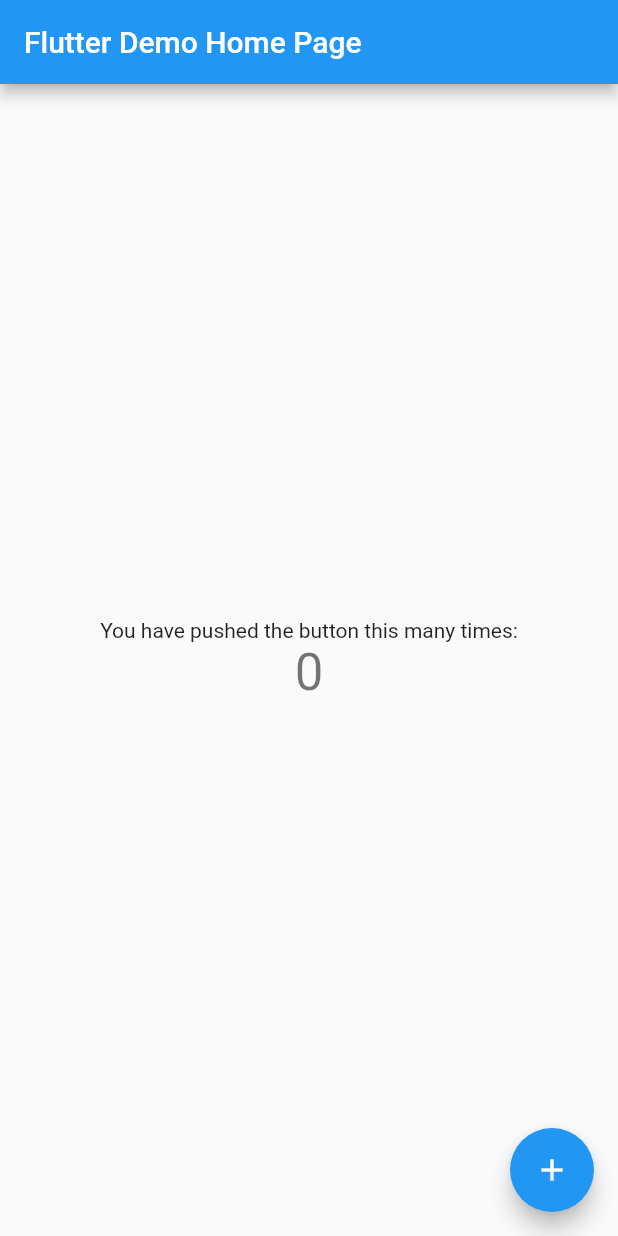
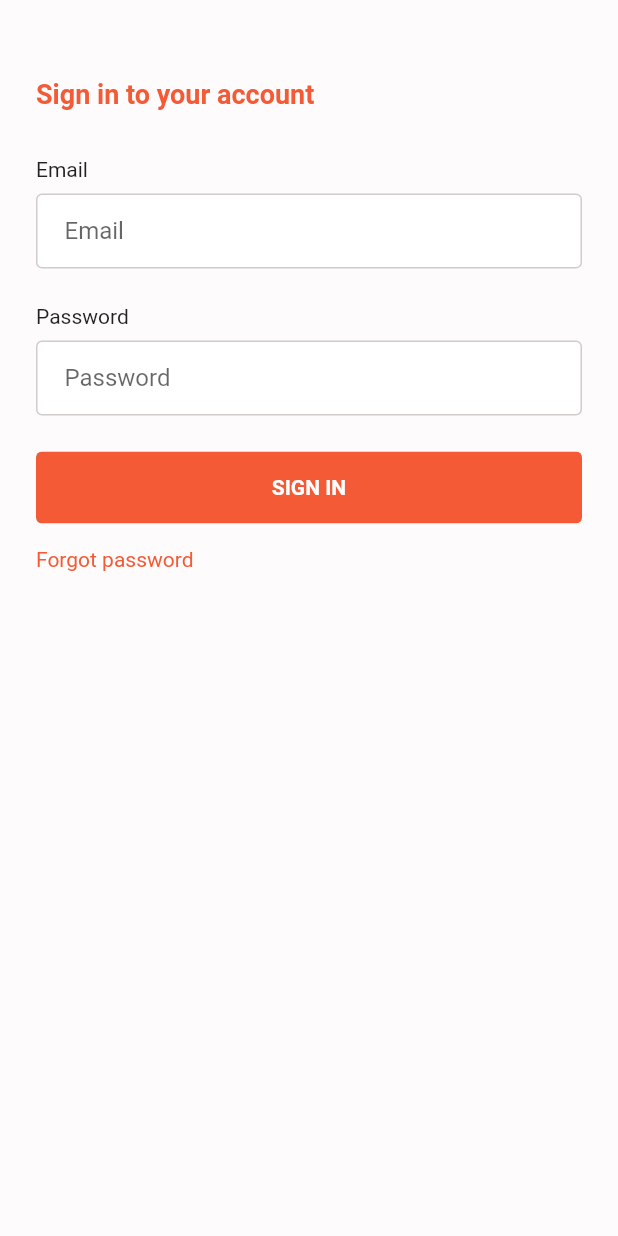
Before and after one commit to danheim/huntd-demo-flutter, a Flutter app: the screen it shows after launch, on a phone screen of 412 x 824 dp. Run offline on Flutter 3.47's test engine with Material 2 defaults, Android fonts, the phone set to English and light mode, and no system bars; our stand-ins replace flushbar, shared_preferences.

Commit message:
huntd demo login released

```diff
--- /dev/null
+++ b/lib/constants.dart
@@ -0,0 +1,10 @@
+import 'package:flutter/material.dart';
+
+const colorCitrus = Color(0xFFF35A35);
+const colorBackground = Color(0xFFFDFBFB);
+const colorGray = Color(0xFF726E6C);
+const colorDarkGray = Color(0xFF726E6C);
+const colorLightGray = Color(0xFFD1CCC9);
+
+const kPrimaryColor = Color(0xFF6F35A5);
+const kPrimaryLightColor = Color(0xFFF1E6FF);
--- a/lib/main.dart
+++ b/lib/main.dart
@@ -1,114 +1,44 @@
 import 'package:flutter/material.dart';
+import 'package:flutter_huntd_demo/constants.dart';
+import 'package:flutter_huntd_demo/providers/auth_provider.dart';
+import 'package:flutter_huntd_demo/providers/user_provider.dart';
+import 'package:flutter_huntd_demo/screens/Home/home_screen.dart';
+import 'package:flutter_huntd_demo/screens/Login/login_screen.dart';
+import 'package:flutter_huntd_demo/services/user_service.dart';
+import 'package:provider/provider.dart';
 
-void main() => runApp(MyApp());
+void main() => runApp(HuntdApp());
 
-class MyApp extends StatelessWidget {
+class HuntdApp extends StatelessWidget {
   @override
   Widget build(BuildContext context) {
-    return MaterialApp(
-      title: 'Flutter Demo',
-      theme: ThemeData(
-        // This is the theme of your application.
-        //
-        // Try running your application with "flutter run". You'll see the
-        // application has a blue toolbar. Then, without quitting the app, try
-        // changing the primarySwatch below to Colors.green and then invoke
-        // "hot reload" (press "r" in the console where you ran "flutter run",
-        // or simply save your changes to "hot reload" in a Flutter IDE).
-        // Notice that the counter didn't reset back to zero; the application
-        // is not restarted.
-        primarySwatch: Colors.blue,
-        // This makes the visual density adapt to the platform that you run
-        // the app on. For desktop platforms, the controls will be smaller and
-        // closer together (more dense) than on mobile platforms.
-        visualDensity: VisualDensity.adaptivePlatformDensity,
+    return MultiProvider(
+      providers: [
+        ChangeNotifierProvider(create: (_) => UserProvider()),
+        ChangeNotifierProvider(create: (_) => AuthProvider()),
+      ],
+      child: MaterialApp(
+        debugShowCheckedModeBanner: false,
+        title: 'Huntd App Demo',
+        theme: ThemeData(scaffoldBackgroundColor: colorBackground),
+        home: FutureBuilder(
+          future: UserService().getUser(),
+          builder: (context, snapshot) {
+            if (snapshot.connectionState != ConnectionState.done) {
+              return CircularProgressIndicator();
+            } else if (snapshot.data.token == null) {
+              return LoginScreen();
+            } else {
+              UserService().removeUser();
+              return HomeScreen();
+            }
+          },
+        ),
+        routes: {
+          '/home': (_) => HomeScreen(),
+          '/login': (_) => LoginScreen(),
+        },
       ),
-      home: MyHomePage(title: 'Flutter Demo Home Page'),
     );
   }
 }
-
-class MyHomePage extends StatefulWidget {
-  MyHomePage({Key key, this.title}) : super(key: key);
-
-  // This widget is the home page of your application. It is stateful, meaning
-  // that it has a State object (defined below) that contains fields that affect
-  // how it looks.
-
-  // This class is the configuration for the state. It holds the values (in this
-  // case the title) provided by the parent (in this case the App widget) and
-  // used by the build method of the State. Fields in a Widget subclass are
-  // always marked "final".
-
-  final String title;
-
-  @override
-  _MyHomePageState createState() => _MyHomePageState();
-}
-
-class _MyHomePageState extends State<MyHomePage> {
-  int _counter = 0;
-
-  void _incrementCounter() {
-    setState(() {
-      // This call to setState tells the Flutter framework that something has
-      // changed in this State, which causes it to rerun the build method below
-      // so that the display can reflect the updated values. If we changed
-      // _counter without calling setState(), then the build method would not be
-      // called again, and so nothing would appear to happen.
-      _counter++;
-    });
-  }
-
-  @override
-  Widget build(BuildContext context) {
-    // This method is rerun every time setState is called, for instance as done
-    // by the _incrementCounter method above.
-    //
-    // The Flutter framework has been optimized to make rerunning build methods
-    // fast, so that you can just rebuild anything that needs updating rather
-    // than having to individually change instances of widgets.
-    return Scaffold(
-      appBar: AppBar(
-        // Here we take the value from the MyHomePage object that was created by
-        // the App.build method, and use it to set our appbar title.
-        title: Text(widget.title),
-      ),
-      body: Center(
-        // Center is a layout widget. It takes a single child and positions it
-        // in the middle of the parent.
-        child: Column(
-          // Column is also a layout widget. It takes a list of children and
-          // arranges them vertically. By default, it sizes itself to fit its
-          // children horizontally, and tries to be as tall as its parent.
-          //
-          // Invoke "debug painting" (press "p" in the console, choose the
-          // "Toggle Debug Paint" action from the Flutter Inspector in Android
-          // Studio, or the "Toggle Debug Paint" command in Visual Studio Code)
-          // to see the wireframe for each widget.
-          //
-          // Column has various properties to control how it sizes itself and
-          // how it positions its children. Here we use mainAxisAlignment to
-          // center the children vertically; the main axis here is the vertical
-          // axis because Columns are vertical (the cross axis would be
-          // horizontal).
-          mainAxisAlignment: MainAxisAlignment.center,
-          children: <Widget>[
-            Text(
-              'You have pushed the button this many times:',
-            ),
-            Text(
-              '$_counter',
-              style: Theme.of(context).textTheme.headline4,
-            ),
-          ],
-        ),
-      ),
-      floatingActionButton: FloatingActionButton(
-        onPressed: _incrementCounter,
-        tooltip: 'Increment',
-        child: Icon(Icons.add),
-      ), // This trailing comma makes auto-formatting nicer for build methods.
-    );
-  }
-}
--- /dev/null
+++ b/lib/models/user.dart
@@ -0,0 +1,13 @@
+class User {
+  String email;
+  String token;
+  String name;
+  String refreshToken;
+
+  User({
+    this.email,
+    this.token,
+    this.name,
+    this.refreshToken,
+  });
+}
--- /dev/null
+++ b/lib/providers/auth_provider.dart
@@ -0,0 +1,58 @@
+import 'package:flutter/material.dart';
+import 'package:flutter_huntd_demo/models/user.dart';
+import 'package:flutter_huntd_demo/services/user_service.dart';
+
+enum Status {
+  NotLoggedIn,
+  LoggedIn,
+  Authenticating,
+  LoggedOut,
+}
+
+class AuthProvider with ChangeNotifier {
+  Status _loggedInStatus = Status.NotLoggedIn;
+
+  Status get loggedInStatus => _loggedInStatus;
+
+  Future<Map<String, dynamic>> login(String email, String password) async {
+    // For now, I hard coded user login fields.
+    // For the future, we will send request to API.
+    var credentials = {
+      'email': 'tragenstolz@gmail.com',
+      'password': 'mate',
+    };
+
+    _loggedInStatus = Status.Authenticating;
+    notifyListeners();
+
+    if (credentials['email'] == email && credentials['password'] == password) {
+      User authUser = User(
+        email: email,
+        name: 'Dmytro',
+        token: 'token',
+        refreshToken: 'refreshToken',
+      );
+
+      UserService().saveUser(authUser);
+
+      _loggedInStatus = Status.LoggedIn;
+      notifyListeners();
+
+      return {'logged': true, 'message': 'success', 'user': authUser};
+    } else {
+      _loggedInStatus = Status.NotLoggedIn;
+      notifyListeners();
+
+      return {'logged': false, 'message': 'incorrect password'};
+    }
+  }
+
+  Future<bool> logout() async {
+    _loggedInStatus = Status.LoggedOut;
+    notifyListeners();
+
+    UserService().removeUser();
+
+    return true;
+  }
+}
--- /dev/null
+++ b/lib/providers/user_provider.dart
@@ -0,0 +1,18 @@
+import 'package:flutter/widgets.dart';
+import 'package:flutter_huntd_demo/models/user.dart';
+
+class UserProvider with ChangeNotifier {
+  User _user = User();
+
+  User get user => _user;
+
+  void setUser(User user) {
+    _user = user;
+    notifyListeners();
+  }
+
+  void clearUser() {
+    _user = null;
+    notifyListeners();
+  }
+}
--- /dev/null
+++ b/lib/screens/Login/login_screen.dart
@@ -0,0 +1,15 @@
+import 'package:flutter/material.dart';
+import 'package:flutter/services.dart';
+import 'package:flutter_huntd_demo/screens/Login/widgets/body.dart';
+
+class LoginScreen extends StatelessWidget {
+  @override
+  Widget build(BuildContext context) {
+    return Scaffold(
+      body: AnnotatedRegion<SystemUiOverlayStyle>(
+        value: SystemUiOverlayStyle.dark,
+        child: Body(),
+      ),
+    );
+  }
+}
--- /dev/null
+++ b/lib/screens/Login/widgets/body.dart
@@ -0,0 +1,98 @@
+import 'package:flushbar/flushbar.dart';
+import 'package:flutter/material.dart';
+import 'package:flutter_huntd_demo/constants.dart';
+import 'package:flutter_huntd_demo/models/user.dart';
+import 'package:flutter_huntd_demo/providers/auth_provider.dart';
+import 'package:flutter_huntd_demo/providers/user_provider.dart';
+import 'package:flutter_huntd_demo/widgets/button.dart';
+import 'package:flutter_huntd_demo/widgets/input_field.dart';
+import 'package:provider/provider.dart';
+
+class Body extends StatefulWidget {
+  @override
+  _BodyState createState() => _BodyState();
+}
+
+class _BodyState extends State<Body> {
+  final formKey = new GlobalKey<FormState>();
+  String _email = '', _password = '';
+
+  @override
+  Widget build(BuildContext context) {
+    Size size = MediaQuery.of(context).size;
+    AuthProvider authProvider = context.read<AuthProvider>();
+
+    Future<void> handleSubmit() async {
+      final formState = formKey.currentState;
+      formState.save();
+
+      final authResponse = await authProvider.login(_email, _password);
+      print(authResponse);
+
+      if (authResponse['logged']) {
+        User user = authResponse['user'];
+        context.read<UserProvider>().setUser(user);
+        Navigator.pushReplacementNamed(context, '/home');
+      } else {
+        Flushbar(
+          title: "Failed Login",
+          message: authResponse['message'].toString(),
+          duration: Duration(seconds: 2),
+          backgroundColor: colorCitrus,
+        ).show(context);
+      }
+    }
+
+    return Container(
+      height: size.height,
+      width: double.infinity,
+      child: SafeArea(
+        child: Container(
+          padding: const EdgeInsets.symmetric(horizontal: 24, vertical: 52),
+          child: Form(
+            key: formKey,
+            child: Column(
+              crossAxisAlignment: CrossAxisAlignment.start,
+              children: [
+                Text(
+                  'Sign in to your account',
+                  style: TextStyle(
+                    fontSize: 18,
+                    fontWeight: FontWeight.bold,
+                    color: colorCitrus,
+                  ),
+                ),
+                SizedBox(height: 32),
+                InputField(
+                  label: 'Email',
+                  hintText: 'Email',
+                  onChanged: (value) => _email = value,
+                ),
+                InputField(
+                  label: 'Password',
+                  hintText: 'Password',
+                  onChanged: (value) => _password = value,
+                  secure: true,
+                ),
+                Button(
+                  text: 'Sign In',
+                  press: handleSubmit,
+                  color: colorCitrus,
+                  textColor: Colors.white,
+                ),
+                SizedBox(height: 16),
+                GestureDetector(
+                  onTap: () {},
+                  child: Text(
+                    'Forgot password',
+                    style: TextStyle(color: colorCitrus, fontSize: 14),
+                  ),
+                ),
+              ],
+            ),
+          ),
+        ),
+      ),
+    );
+  }
+}
--- /dev/null
+++ b/lib/widgets/button.dart
@@ -0,0 +1,41 @@
+import 'package:flutter/material.dart';
+import 'package:flutter_huntd_demo/constants.dart';
+
+class Button extends StatelessWidget {
+  final String text;
+  final Function press;
+  final Color color, textColor;
+
+  Button({
+    Key key,
+    this.color = colorCitrus,
+    this.textColor = Colors.white,
+    @required this.text,
+    @required this.press,
+  }) : super(key: key);
+
+  @override
+  Widget build(BuildContext context) {
+    Size size = MediaQuery.of(context).size;
+
+    return Container(
+      width: size.width,
+      child: ClipRRect(
+        borderRadius: BorderRadius.circular(4),
+        child: FlatButton(
+          padding: const EdgeInsets.symmetric(vertical: 16),
+          color: color,
+          onPressed: press,
+          child: Text(
+            text.toUpperCase(),
+            style: TextStyle(
+              color: textColor,
+              fontSize: 14,
+              fontWeight: FontWeight.w700,
+            ),
+          ),
+        ),
+      ),
+    );
+  }
+}
--- /dev/null
+++ b/lib/widgets/input_field.dart
@@ -0,0 +1,32 @@
+import 'package:flutter/material.dart';
+import 'package:flutter_huntd_demo/widgets/text_field_container.dart';
+
+class InputField extends StatelessWidget {
+  final String label;
+  final String hintText;
+  final ValueChanged<String> onChanged;
+  final bool secure;
+
+  const InputField({
+    Key key,
+    this.label,
+    this.secure = false,
+    @required this.hintText,
+    @required this.onChanged,
+  }) : super(key: key);
+
+  @override
+  Widget build(BuildContext context) {
+    return TextFieldContainer(
+      label: label,
+      child: TextFormField(
+        onChanged: onChanged,
+        decoration: InputDecoration(
+          hintText: hintText,
+          border: InputBorder.none,
+        ),
+        obscureText: secure,
+      ),
+    );
+  }
+}
--- /dev/null
+++ b/lib/widgets/text_field_container.dart
@@ -0,0 +1,37 @@
+import 'package:flutter/material.dart';
+import 'package:flutter_huntd_demo/constants.dart';
+
+class TextFieldContainer extends StatelessWidget {
+  final Widget child;
+  final String label;
+
+  TextFieldContainer({
+    Key key,
+    @required this.child,
+    @required this.label,
+  }) : super(key: key);
+
+  @override
+  Widget build(BuildContext context) {
+    return Column(
+      crossAxisAlignment: CrossAxisAlignment.start,
+      children: [
+        if (label is String)
+          Padding(
+            padding: const EdgeInsets.only(bottom: 8),
+            child: Text(label, style: TextStyle(fontSize: 14)),
+          ),
+        Container(
+          margin: const EdgeInsets.only(bottom: 24),
+          padding: const EdgeInsets.symmetric(horizontal: 18),
+          decoration: BoxDecoration(
+            color: Colors.white,
+            borderRadius: BorderRadius.circular(4),
+            border: Border.all(style: BorderStyle.solid, color: colorLightGray),
+          ),
+          child: child,
+        ),
+      ],
+    );
+  }
+}
```
Also changed, not shown: lib/screens/Home/home_screen.dart (added, +47 -0 lines), lib/services/user_service.dart (added, +47 -0 lines), pubspec.yaml (+9 -5 lines), pubspec.lock, 7 other files.
